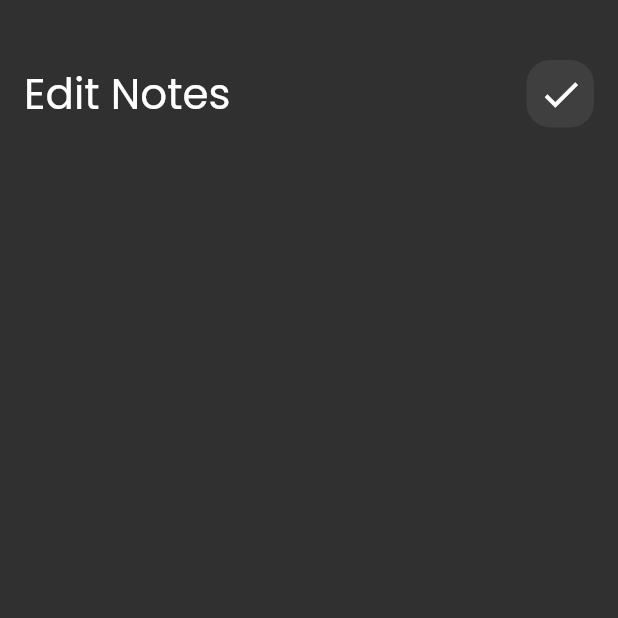
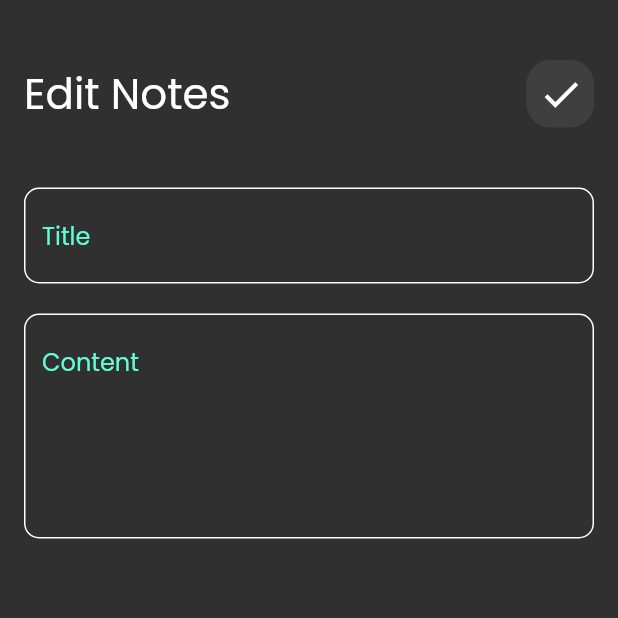
Before and after one commit to BassemSiam/notes_app, a Flutter app: the EditNoteScreen screen opened directly, on a phone screen of 412 x 824 dp, the top half of it. Run offline on Flutter 3.47's test engine with Material 2 defaults, Android fonts, the phone set to English and light mode, and no system bars.

Commit message:
finish edit note screen and creating note model

```diff
--- a/lib/Components/Widgets/Custom_text_filed.dart
+++ b/lib/Components/Widgets/Custom_text_filed.dart
@@ -8,11 +8,12 @@ class CustomTextFiled extends StatelessWidget {
   @override
   Widget build(BuildContext context) {
     return TextField(
+
       maxLines: maxLine,
       cursorColor: primaryColor,
       decoration: InputDecoration(
         hintText: hintText,
-        hintStyle: TextStyle(color: primaryColor),
+        hintStyle: TextStyle(color: primaryColor,),
         border: OutlineInputBorder(
           borderRadius: BorderRadius.circular(10),
           borderSide: BorderSide(color: Colors.white),
--- a/lib/Screens/Edit_notes_screen.dart
+++ b/lib/Screens/Edit_notes_screen.dart
@@ -1,4 +1,5 @@
 import 'package:flutter/material.dart';
+import 'package:note_app/Components/Widgets/Custom_text_filed.dart';
 
 import '../Components/Widgets/widgets.dart';
 
@@ -10,7 +11,8 @@ class EditNoteScreen extends StatelessWidget {
     return Scaffold(
       body: Padding(
         padding: const EdgeInsets.symmetric(horizontal: 16),
-        child: Column(children: [
+        child: Column(
+          children: [
             SizedBox(
               height: 40,
             ),
@@ -18,7 +20,16 @@ class EditNoteScreen extends StatelessWidget {
               title: 'Edit Notes',
               icon: Icons.check,
             ),
-        ]),
+            SizedBox(
+              height: 40,
+            ),
+            CustomTextFiled(hintText: 'Title'),
+            SizedBox(
+              height: 20,
+            ),
+            CustomTextFiled(hintText: 'Content',maxLine: 5),
+          ],
+        ),
       ),
     );
   }
```
Also changed, not shown: lib/Models/note_model.dart (added, +12 -0 lines). Lines whose indentation alone changed are shown as unchanged.
